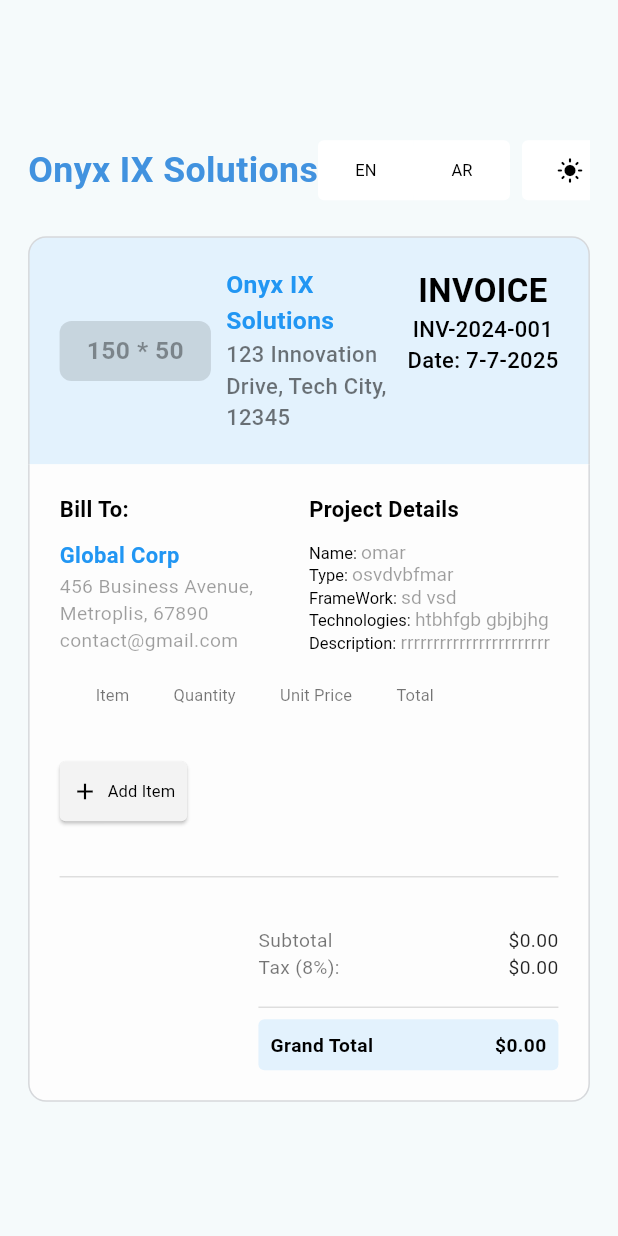
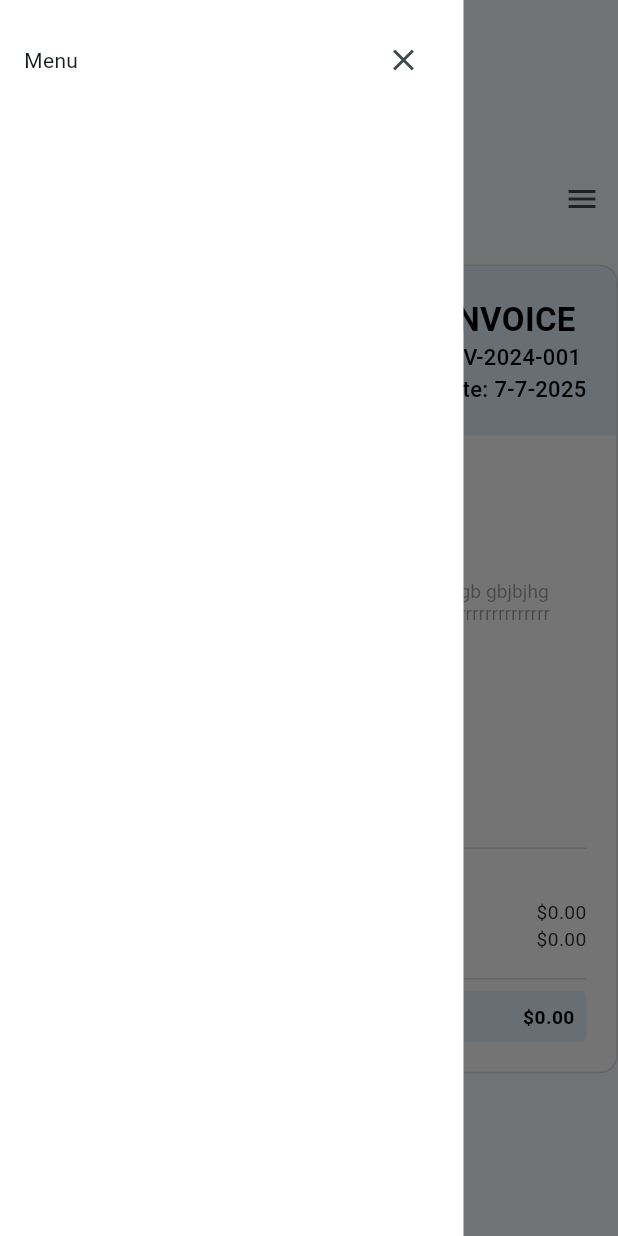
Before and after one commit to omerbanaemh/print_ready_invoice, a Flutter app: the screen it shows after launch, with the side drawer open (before the commit the screen has no drawer), on a phone screen of 412 x 824 dp. Run offline on Flutter 3.47's test engine with Material 3 defaults, Android fonts, the phone set to English and light mode, and no system bars; drawn by our look-alikes of flutter_form_builder; our stand-ins replace bloc, flutter_bloc, form_builder_validators.

Commit message:
refactor: enhance InvoiceView with adaptive layouts for mobile and desktop

```diff
--- a/lib/features/invoice/presentation/views/invoice_view.dart
+++ b/lib/features/invoice/presentation/views/invoice_view.dart
@@ -1,38 +1,68 @@
 import 'package:flutter/material.dart';
 import 'package:flutter_bloc/flutter_bloc.dart';
+import 'package:print_ready_invoice/core/utils/adaptive_layout_widget.dart';
 import 'package:print_ready_invoice/core/utils/size_config.dart';
 import 'package:print_ready_invoice/features/invoice/presentation/manger/cubit/invoice_cubit.dart';
-import 'package:print_ready_invoice/features/invoice/presentation/views/widgets/invoice_view/custom_invoice_app_bar.dart';
-import 'package:print_ready_invoice/features/invoice/presentation/views/widgets/invoice_view/custom_invoice_body.dart';
+import 'package:print_ready_invoice/features/invoice/presentation/views/widgets/invoice_view/invoice_desktop_layout.dart';
+import 'package:print_ready_invoice/features/invoice/presentation/views/widgets/invoice_view/invoice_mobile_layout.dart';
 
-class InvoiceView extends StatelessWidget {
+class InvoiceView extends StatefulWidget {
   const InvoiceView({super.key});
+
+  @override
+  State<InvoiceView> createState() => _InvoiceViewState();
+}
+
+class _InvoiceViewState extends State<InvoiceView> {
+  final GlobalKey<ScaffoldState> scaffoldKey = GlobalKey();
 
   @override
   Widget build(BuildContext context) {
     return Scaffold(
-      body: LayoutBuilder(
-        builder: (context, constraints) {
-          return Center(
-            child: SizedBox(
-              width:constraints.maxWidth > 970 ?  SizeConfig.width(context) / 1.6 : constraints.maxWidth > 790 ?  SizeConfig.width(context) / 1.3 : SizeConfig.width(context) / 1.1,
-              child: SingleChildScrollView(
-                child: Column(
+      key: scaffoldKey,
+      drawer: MediaQuery.sizeOf(context).width < SizeConfig.desktop
+          ? const CustomDrawer()
+          : null,
+      body: BlocProvider(
+        create: (context) => InvoiceCubit()..loadInitial(),
+        child: AdaptiveLayoutWidget(
+          mobileLayout: (context) =>
+              InvoiceMobileLayout(scaffoldKey: scaffoldKey),
+          desktopLayout: (context) =>
+              InvoiceDesktopLayout(scaffoldKey: scaffoldKey),
+        ),
+      ),
+    );
+  }
+}
+
+class CustomDrawer extends StatelessWidget {
+  const CustomDrawer({super.key});
+
+  @override
+  Widget build(BuildContext context) {
+    return Container(
+      width: SizeConfig.width(context) * 0.75,
+      color: Colors.white,
+      child: CustomScrollView(
+        slivers: [
+          SliverToBoxAdapter(
+            child: Container(
+              padding: EdgeInsets.all(16),
+              child: Row(
+                mainAxisAlignment: MainAxisAlignment.spaceBetween,
                 children: [
-                    SizedBox(height: 20),
-                    CustomInvoiceAppBar(),
-                    SizedBox(height: 20),
-                    BlocProvider(
-                      create: (context) => InvoiceCubit()..loadInitial(),
-                      child: CustomInvoiceBody(),
+                  Text('Menu'),
+                  IconButton(
+                    icon: Icon(Icons.close),
+                    onPressed: () => Navigator.of(context).pop(),
                   ),
-                    // CustomInvoiceBody(),
                 ],
               ),
             ),
           ),
-          );
-        },
+          SliverToBoxAdapter(child: SizedBox(height: 8)),
+        ],
       ),
     );
   }
--- a/lib/features/invoice/presentation/views/widgets/generate_invoice_button.dart
+++ b/lib/features/invoice/presentation/views/widgets/generate_invoice_button.dart
@@ -27,7 +27,7 @@ class GenerateInvoiceButton extends StatelessWidget {
             ),
             onPressed: () {
               if (formKey.currentState!.saveAndValidate()) {
-                final data = formKey.currentState!.value;
+                // final data = formKey.currentState!.value;
                 Navigator.push(context, MaterialPageRoute(
                   builder: (context) => InvoiceView(),
                 ));
--- a/lib/features/invoice/presentation/views/widgets/invoice_view/custom_invoice_app_bar.dart
+++ b/lib/features/invoice/presentation/views/widgets/invoice_view/custom_invoice_app_bar.dart
@@ -1,11 +1,14 @@
 import 'package:flutter/material.dart';
 import 'package:print_ready_invoice/core/utils/app_styles.dart';
+import 'package:print_ready_invoice/core/utils/size_config.dart';
 import 'package:print_ready_invoice/features/invoice/presentation/views/widgets/invoice_view/custom_button.dart';
 
 class CustomInvoiceAppBar extends StatelessWidget {
   const CustomInvoiceAppBar({
-    super.key,
+    super.key, required this.scaffoldKey,
   });
+
+  final GlobalKey<ScaffoldState> scaffoldKey;
 
   @override
   Widget build(BuildContext context) {
@@ -16,7 +19,15 @@ class CustomInvoiceAppBar extends StatelessWidget {
           'Onyx IX Solutions',
           style: AppStyles.styleSemiBold26(context),
         ),
-        Flexible(
+
+       SizeConfig.width(context) < SizeConfig.desktop ?
+
+        IconButton(
+                onPressed: () {
+                  scaffoldKey.currentState!.openDrawer();
+                },
+                icon: const Icon(Icons.menu),
+              ):         Flexible(
           child: SizedBox(
             child: SingleChildScrollView(
               scrollDirection: Axis.horizontal,
@@ -36,6 +47,7 @@ class CustomInvoiceAppBar extends StatelessWidget {
             ),
           ),
         ),
+
       ],
     );
   }
--- /dev/null
+++ b/lib/features/invoice/presentation/views/widgets/invoice_view/invoice_desktop_layout.dart
@@ -0,0 +1,29 @@
+import 'package:flutter/material.dart';
+
+import 'package:print_ready_invoice/features/invoice/presentation/views/widgets/invoice_view/custom_invoice_app_bar.dart';
+import 'package:print_ready_invoice/features/invoice/presentation/views/widgets/invoice_view/custom_invoice_body.dart';
+
+class InvoiceDesktopLayout extends StatelessWidget {
+  const InvoiceDesktopLayout({super.key, required this.scaffoldKey});
+
+ final GlobalKey<ScaffoldState> scaffoldKey;
+  @override
+  Widget build(BuildContext context) {
+    return Center(
+            child: SizedBox(
+              // width:constraints.maxWidth > 970 ?  SizeConfig.width(context) / 1.6 : constraints.maxWidth > 790 ?  SizeConfig.width(context) / 1.3 : SizeConfig.width(context) / 1.1,
+              child: SingleChildScrollView(
+                child: Column(
+                  children: [
+                    SizedBox(height: 20),
+                    CustomInvoiceAppBar( scaffoldKey: scaffoldKey,),
+                    SizedBox(height: 20),
+                    CustomInvoiceBody(),
+                    // CustomInvoiceBody(),
+                  ],
+                ),
+              ),
+            ),
+          );
+  }
+}
--- /dev/null
+++ b/lib/features/invoice/presentation/views/widgets/invoice_view/invoice_mobile_layout.dart
@@ -0,0 +1,27 @@
+import 'package:flutter/material.dart';
+import 'package:print_ready_invoice/features/invoice/presentation/views/widgets/invoice_view/custom_invoice_app_bar.dart';
+import 'package:print_ready_invoice/features/invoice/presentation/views/widgets/invoice_view/custom_invoice_body.dart';
+
+class InvoiceMobileLayout extends StatelessWidget {
+  const InvoiceMobileLayout({super.key, required this.scaffoldKey});
+ final GlobalKey<ScaffoldState> scaffoldKey;
+  @override
+  Widget build(BuildContext context) {
+    return Center(
+            child: SizedBox(
+              // width:constraints.maxWidth > 970 ?  SizeConfig.width(context) / 1.6 : constraints.maxWidth > 790 ?  SizeConfig.width(context) / 1.3 : SizeConfig.width(context) / 1.1,
+              child: SingleChildScrollView(
+                child: Column(
+                  children: [
+                    SizedBox(height: 20),
+                    CustomInvoiceAppBar(scaffoldKey: scaffoldKey,),
+                    SizedBox(height: 20),
+                    CustomInvoiceBody(),
+                    // CustomInvoiceBody(),
+                  ],
+                ),
+              ),
+            ),
+          );
+  }
+}
--- a/lib/features/invoice/presentation/views/widgets/invoice_view/invoice_summary.dart
+++ b/lib/features/invoice/presentation/views/widgets/invoice_view/invoice_summary.dart
@@ -1,6 +1,5 @@
 import 'package:flutter/material.dart';
 import 'package:print_ready_invoice/core/utils/app_styles.dart';
-import 'package:print_ready_invoice/core/utils/size_config.dart';
 import 'package:print_ready_invoice/features/invoice/presentation/manger/cubit/invoice_cubit.dart';
 
 class InvoiceSummary extends StatelessWidget {
```
Lines whose indentation alone changed are shown as unchanged.
